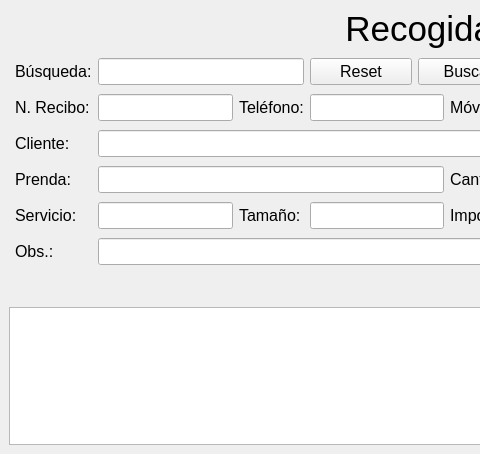
Qt form src/recog_prendas/recog_prendas.ui (germanbravolopez/laideal) before a commit; both pictures show x 0 to 480 and y 0 to 454 of the 1027 by 454 pixel window.
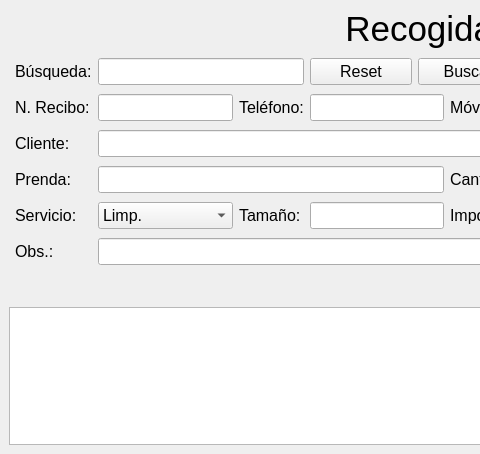
The same form after that commit.

Commit message: RecogPrendas: edit garment quantity/service/importe before payment (editable le_qty/le_price, service QComboBox, re-pricing, priceEditable gating) + updateGarmentServiceAndImporte seam and test

The edit to the form file:
```diff
--- a/src/recog_prendas/recog_prendas.ui
+++ b/src/recog_prendas/recog_prendas.ui
@@ -171,7 +171,7 @@
        </widget>
       </item>
       <item row="4" column="1">
-       <widget class="QLineEdit" name="le_servic">
+       <widget class="QComboBox" name="cb_servic">
         <property name="font">
          <font>
           <family>Arial</family>
@@ -181,12 +181,16 @@
         <property name="locale">
          <locale language="Spanish" country="Spain"/>
         </property>
-        <property name="text">
-         <string/>
-        </property>
-        <property name="readOnly">
-         <bool>true</bool>
-        </property>
+        <item>
+         <property name="text">
+          <string>Limp.</string>
+         </property>
+        </item>
+        <item>
+         <property name="text">
+          <string>Plan.</string>
+         </property>
+        </item>
        </widget>
       </item>
       <item row="1" column="1">
```
Left out of the diff: 14 changed lines with no effect on the pictures. The commit also changes 7 other files.
